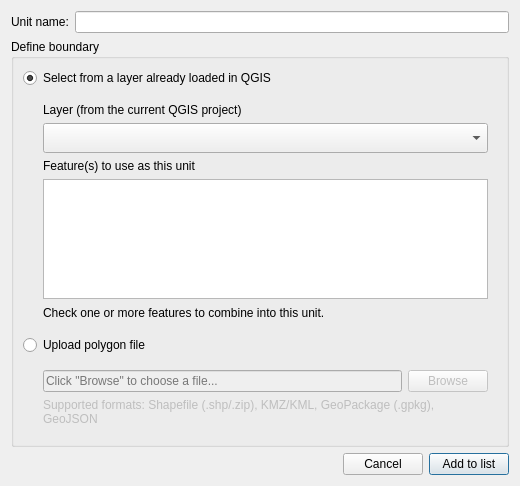
Old version of the form LDMP/gui/DlgAddSubnationalUnit.ui in the repository ConservationInternational/trends.earth.
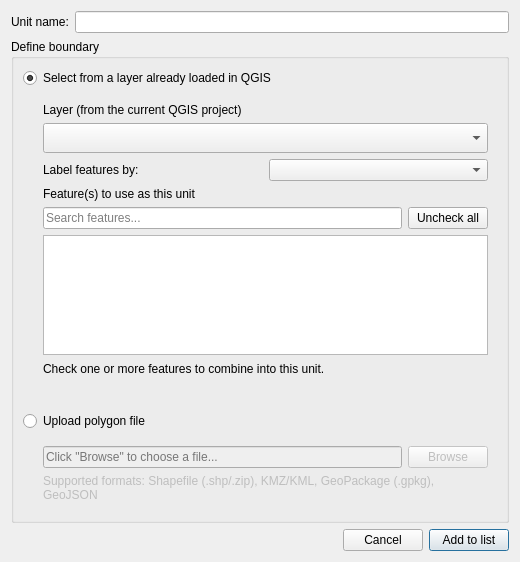
New version of the form.

Commit message: Improve the add subnational unit dialog

What changed in the file:
```diff
--- a/LDMP/gui/DlgAddSubnationalUnit.ui
+++ b/LDMP/gui/DlgAddSubnationalUnit.ui
@@ -76,6 +76,20 @@
            </property>
           </widget>
          </item>
+         <item>
+          <layout class="QHBoxLayout" name="horizontalLayout_label_field">
+           <item>
+            <widget class="QLabel" name="label_label_field">
+             <property name="text">
+              <string>Label features by:</string>
+             </property>
+            </widget>
+           </item>
+           <item>
+            <widget class="QComboBox" name="label_field_combo"/>
+           </item>
+          </layout>
+         </item>
          <item>
           <widget class="QLabel" name="label_features">
            <property name="text">
@@ -83,6 +97,27 @@
            </property>
           </widget>
          </item>
+         <item>
+          <layout class="QHBoxLayout" name="horizontalLayout_features_filter">
+           <item>
+            <widget class="QLineEdit" name="features_filter">
+             <property name="placeholderText">
+              <string>Search features...</string>
+             </property>
+             <property name="clearButtonEnabled">
+              <bool>true</bool>
+             </property>
+            </widget>
+           </item>
+           <item>
+            <widget class="QPushButton" name="button_uncheck_all">
+             <property name="text">
+              <string>Uncheck all</string>
+             </property>
+            </widget>
+           </item>
+          </layout>
+         </item>
          <item>
           <widget class="QListWidget" name="features_list">
            <property name="minimumSize">
@@ -119,6 +154,19 @@
            </property>
           </widget>
          </item>
+         <item>
+          <widget class="QLabel" name="label_overlap_warning">
+           <property name="visible">
+            <bool>false</bool>
+           </property>
+           <property name="styleSheet">
+            <string notr="true">color: #b45309;</string>
+           </property>
+           <property name="wordWrap">
+            <bool>true</bool>
+           </property>
+          </widget>
+         </item>
         </layout>
        </widget>
       </item>
```
The commit also changes 1 other file.
